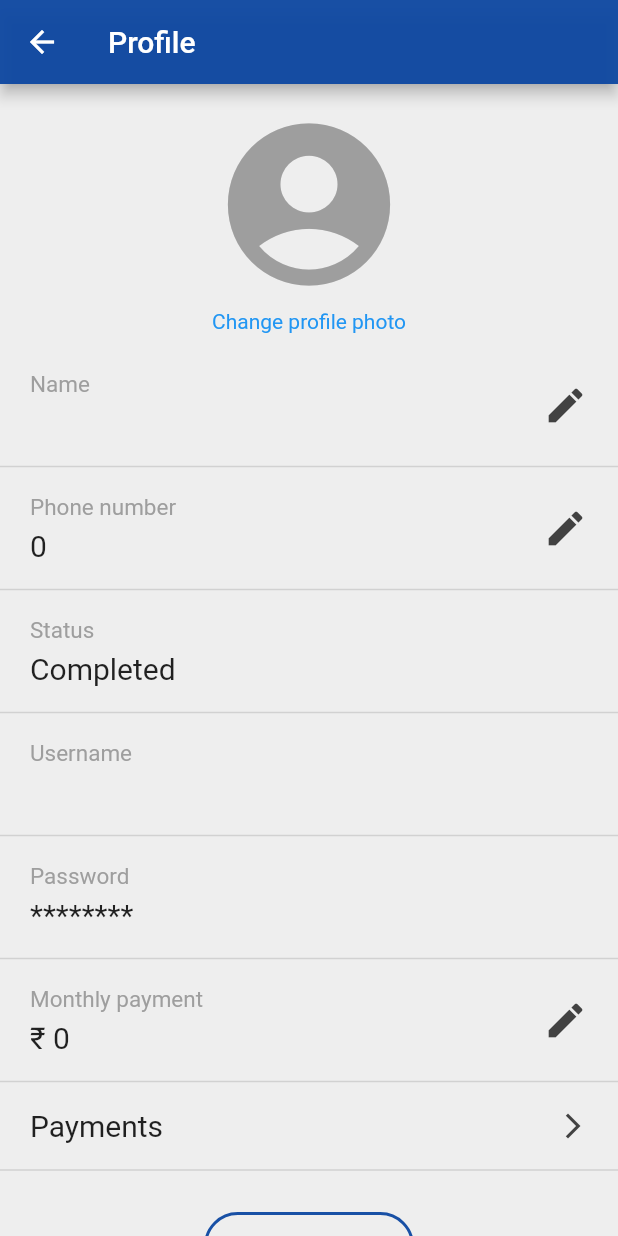
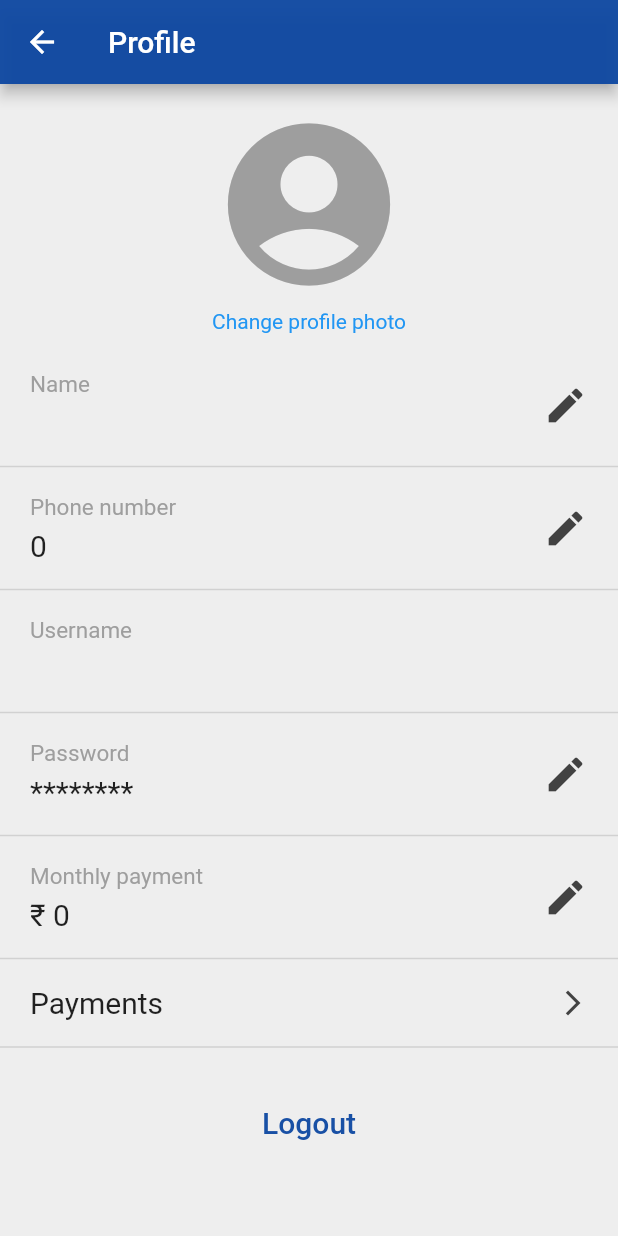
Before and after one commit to ShamilPP/Baitulmaal, a Flutter app: the ProfileScreen screen opened directly with empty values, on a phone screen of 412 x 824 dp. Run offline on Flutter 3.47's test engine with Material 2 defaults, Android fonts, the phone set to English and light mode, and no system bars; our stand-ins replace cloud_firestore, firebase_core, fluttertoast, percent_indicator, rounded_loading_button, shared_preferences; accounts and stored records are empty.

Commit message:
profile icon button changed

```diff
--- a/lib/view/screens/admin/home_screen.dart
+++ b/lib/view/screens/admin/home_screen.dart
@@ -32,7 +32,7 @@ class AdminHomeScreen extends StatelessWidget {
               Padding(
                 padding: EdgeInsets.all(20),
                 child: Text(
-                  "Users list",
+                  "Users",
                   style: TextStyle(fontSize: 21, fontWeight: FontWeight.bold),
                 ),
               ),
--- a/lib/view/screens/user/profile_screen.dart
+++ b/lib/view/screens/user/profile_screen.dart
@@ -1,11 +1,9 @@
 import 'package:flutter/material.dart';
 import 'package:meekath/model/user_model.dart';
-import 'package:meekath/model/user_payment.dart';
 import 'package:meekath/utils/colors.dart';
 import 'package:meekath/view/screens/user/payment_details_screen.dart';
-import 'package:meekath/view/widgets/logout_button.dart';
 
-import '../../../repo/analytics_service.dart';
+import '../../../repo/login_service.dart';
 
 class ProfileScreen extends StatelessWidget {
   final UserModel user;
@@ -49,19 +47,19 @@ class ProfileScreen extends StatelessWidget {
                 text: "${user.phoneNumber}",
                 subText: "Phone number",
                 needEdit: true),
-            ProfileListTile(
-                text: user.analytics!.isPending ? "Pending" : "Completed",
-                subText: "Status"),
             ProfileListTile(text: user.username, subText: "Username"),
-            const ProfileListTile(text: "********", subText: "Password"),
+            const ProfileListTile(
+                text: "********", subText: "Password", needEdit: true),
             ProfileListTile(
                 text: "₹ ${user.monthlyPayment}",
                 subText: "Monthly payment",
                 needEdit: true),
+
             // Payment tile
             PaymentListTile(
               user: user,
             ),
+
             // Logout button
             const Padding(
               padding: EdgeInsets.only(top: 20, bottom: 10),
@@ -71,14 +69,6 @@ class ProfileScreen extends StatelessWidget {
         ),
       ),
     );
-  }
-
-  int getUserTotalPayment(int status) {
-    List<UserModel> users = [user];
-    List<UserPaymentModel> analytics =
-        AnalyticsService.getUserPaymentList(users, status);
-    int totalAmount = AnalyticsService.getTotalAmount(analytics);
-    return totalAmount;
   }
 }
 
@@ -167,3 +157,24 @@ class PaymentListTile extends StatelessWidget {
     );
   }
 }
+
+class LogoutButton extends StatelessWidget {
+  const LogoutButton({Key? key}) : super(key: key);
+
+  @override
+  Widget build(BuildContext context) {
+    return SizedBox(
+      width: 140,
+      height: 45,
+      child: TextButton(
+        child: Text(
+          "Logout",
+          style: TextStyle(fontSize: 20, color: primaryColor),
+        ),
+        onPressed: () {
+          LoginService.logout(context);
+        },
+      ),
+    );
+  }
+}
--- a/lib/view/widgets/logout_button.dart
+++ /dev/null
@@ -1,33 +0,0 @@
-import 'package:flutter/material.dart';
-import 'package:meekath/repo/login_service.dart';
-
-import '../../utils/colors.dart';
-
-class LogoutButton extends StatelessWidget {
-  const LogoutButton({Key? key}) : super(key: key);
-
-  @override
-  Widget build(BuildContext context) {
-    return SizedBox(
-      width: 140,
-      height: 45,
-      child: OutlinedButton(
-        style: ButtonStyle(
-            shape: MaterialStateProperty.all(
-              RoundedRectangleBorder(
-                borderRadius: BorderRadius.circular(30.0),
-              ),
-            ),
-            side: MaterialStateProperty.all(
-                BorderSide(width: 2, color: primaryColor))),
-        child: Text(
-          "Logout",
-          style: TextStyle(fontSize: 20, color: primaryColor),
-        ),
-        onPressed: () {
-          LoginService.logout(context);
-        },
-      ),
-    );
-  }
-}
```
Also changed, not shown: lib/view/screens/user/home_screen.dart (+42 -27 lines).
